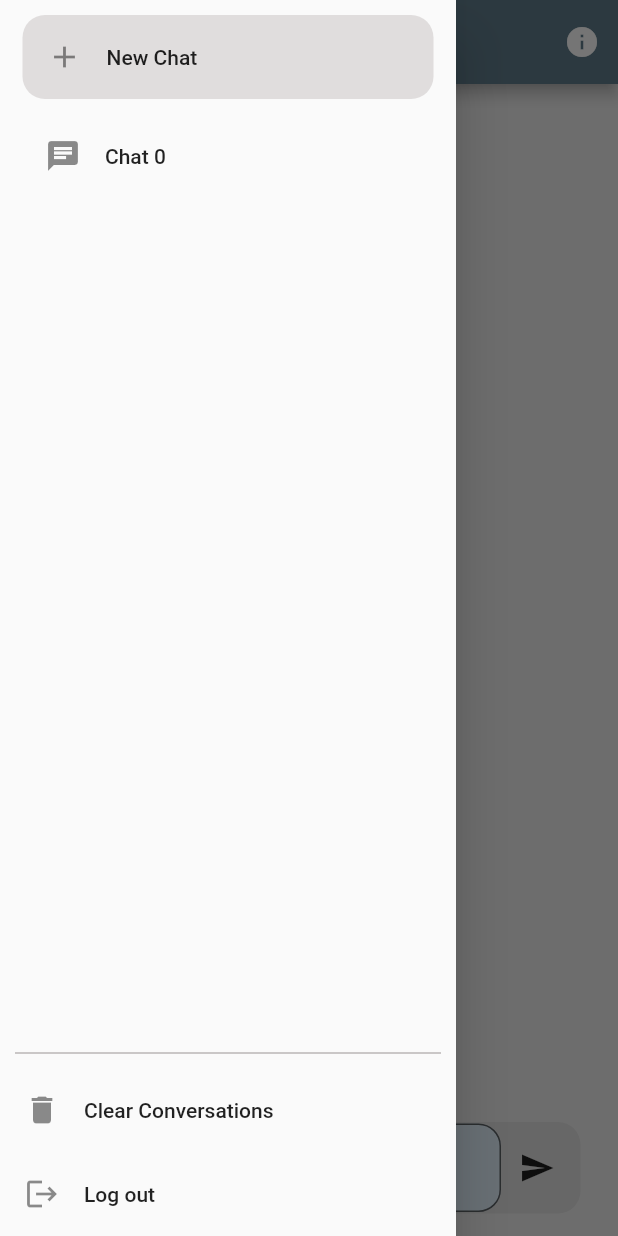
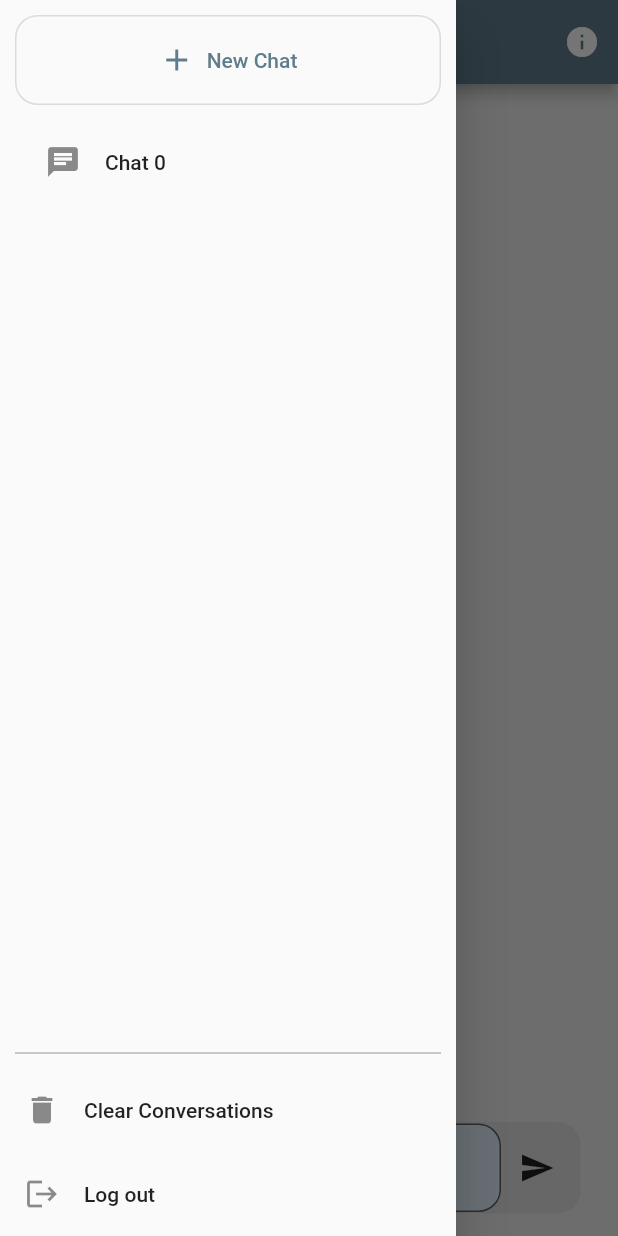
Before and after one commit to bourne015/chat_ui, a Flutter app: the screen it shows after launch, with the side drawer open, on a phone screen of 412 x 824 dp. Run offline on Flutter 3.47's test engine with Material 2 defaults, Android fonts, the phone set to English and light mode, and no system bars; our stand-ins replace dio.

Commit message:
'new chat' should be a button widget
Signed-off-by: fantao <phantasy015@qq.com>

```diff
--- a/lib/home.dart
+++ b/lib/home.dart
@@ -126,25 +126,10 @@ class InitPageState extends State<InitPage> {
           //   ),
           //   child: Text('side bar title'),
           // ),
-          Column(
-            children: [
           Container(
-                  decoration: const BoxDecoration(
-                      color: Color.fromARGB(255, 224, 221, 221),
-                      borderRadius: BorderRadius.only(
-                        topLeft: Radius.circular(15),
-                        topRight: Radius.circular(15),
-                        bottomLeft: Radius.circular(15),
-                        bottomRight: Radius.circular(15),
-                      )),
-                  margin: const EdgeInsets.only(
-                      left: 15, right: 15, top: 10, bottom: 10),
-                  child: ListTile(
-                    leading: const Icon(Icons.add),
-                    minLeadingWidth: 0,
-                    title: const Text('New Chat'),
-                    onTap: () {
-                      //setState(() {
+              margin: const EdgeInsets.all(10.0),
+              child: OutlinedButton.icon(
+                onPressed: () {
                   final newId = maxChatPageId + 1;
                   maxChatPageId++;
                   final newPage = ChatPage(
@@ -153,12 +138,19 @@ class InitPageState extends State<InitPage> {
                       onReceivedMsg: handleReceiveMsg);
                   chatPages.add(newPage);
                   updateChatPage(newPage.id);
-                      //});
                   Navigator.pop(context);
                 },
+                icon: const Icon(Icons.add),
+                label: const Text('New Chat'),
+                style: ButtonStyle(
+                  minimumSize: MaterialStateProperty.all(
+                      const Size(double.infinity, 60)),
+                  padding: MaterialStateProperty.all(EdgeInsets.zero),
+                  //padding: EdgeInsets.symmetric(horizontal: 20.0),
+                  shape: MaterialStateProperty.all(RoundedRectangleBorder(
+                      borderRadius: BorderRadius.circular(15))),
+                ),
               )),
-            ],
-          ),
           Expanded(
             child: ListView.builder(
               shrinkWrap: false,
```
Lines whose indentation alone changed are shown as unchanged.
